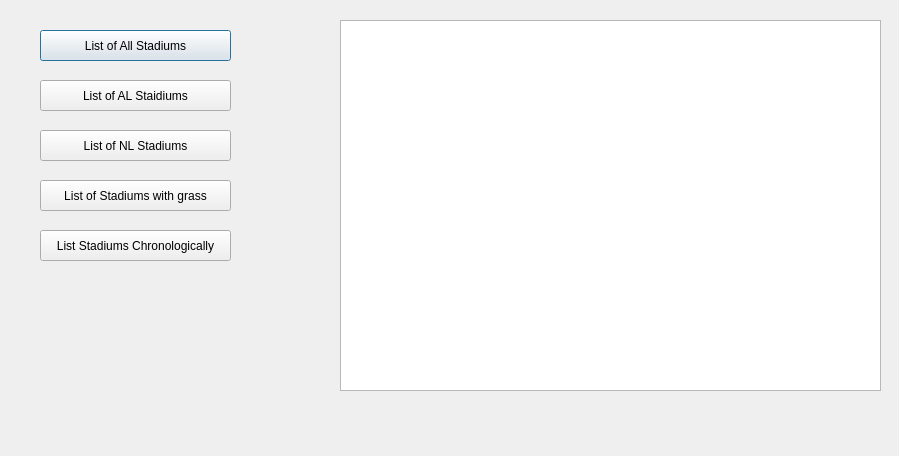
First picture: the form in listwindow.ui, repository frimbraza/Baseball-Stadium-Project, before the edit.
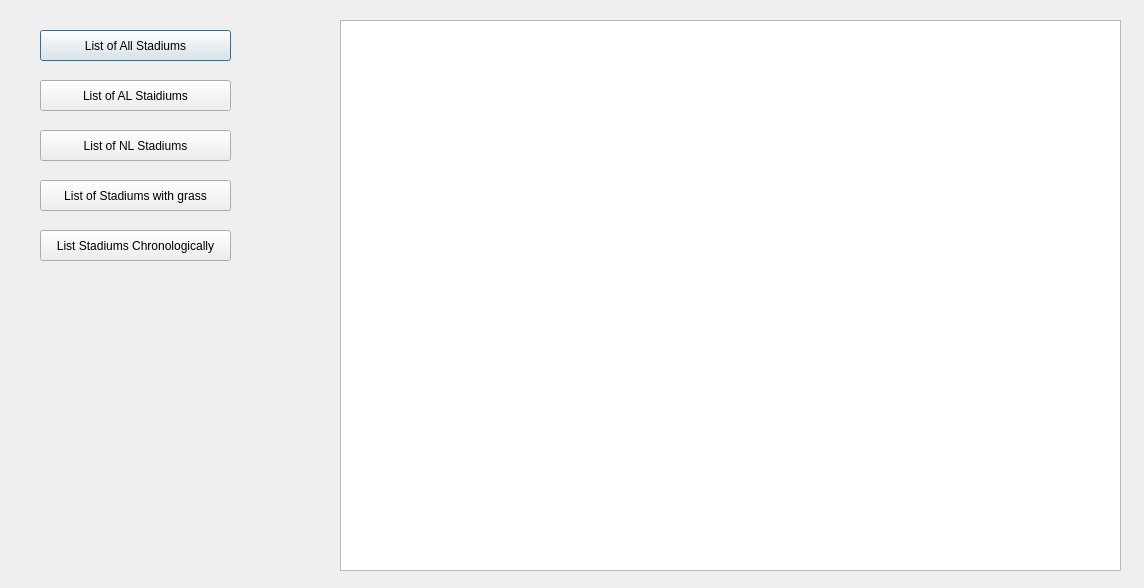
Second picture: the form after the edit.

Diff of the .ui file:
```diff
--- a/listwindow.ui
+++ b/listwindow.ui
@@ -6,8 +6,8 @@
    <rect>
     <x>0</x>
     <y>0</y>
-    <width>899</width>
-    <height>456</height>
+    <width>1144</width>
+    <height>588</height>
    </rect>
   </property>
   <property name="windowTitle">
@@ -83,8 +83,8 @@
     <rect>
      <x>340</x>
      <y>20</y>
-     <width>541</width>
-     <height>371</height>
+     <width>781</width>
+     <height>551</height>
     </rect>
    </property>
   </widget>
```
